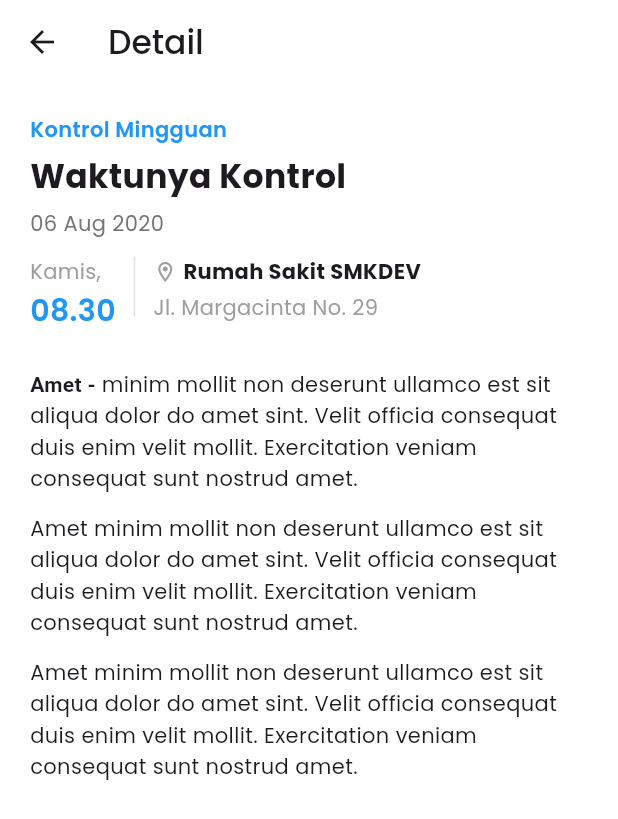
After one commit to zyrridian/hospital-app, a Flutter app: the NotificationDetailPage screen opened directly, on a phone screen of 412 x 824 dp. The commit adds this screen. Shown: the top 819 px of the screen. Run offline on Flutter 3.47's test engine with Material 3 defaults, Android fonts, the phone set to English and light mode, and no system bars; our stand-ins replace animated_bottom_navigation_bar, carousel_slider; network calls fail.

Commit message:
feat: add notification detail page

```diff
--- a/lib/profile/components/notification_section.dart
+++ b/lib/profile/components/notification_section.dart
@@ -1,4 +1,5 @@
 import 'package:flutter/material.dart';
+import 'package:smkdev_hospital/profile/notification_detail_page.dart';
 
 class NotificationSection extends StatelessWidget {
   const NotificationSection({super.key});
@@ -110,7 +111,12 @@ class NotificationTile extends StatelessWidget {
       child: InkWell(
         borderRadius: BorderRadius.circular(12),
         onTap: () {
-          // TODO: handle tap
+          Navigator.push(
+            context,
+            MaterialPageRoute(
+              builder: (context) => const NotificationDetailPage(),
+            ),
+          );
         },
         child: Container(
           padding: const EdgeInsets.all(12),
--- /dev/null
+++ b/lib/profile/notification_detail_page.dart
@@ -0,0 +1,133 @@
+import 'package:flutter/material.dart';
+
+class NotificationDetailPage extends StatelessWidget {
+  const NotificationDetailPage({super.key});
+
+  @override
+  Widget build(BuildContext context) {
+    return Scaffold(
+      backgroundColor: Colors.white,
+      appBar: AppBar(
+        title: const Text(
+          'Detail',
+          style: TextStyle(fontWeight: FontWeight.w500),
+        ),
+        backgroundColor: Colors.white,
+      ),
+      body: Padding(
+        padding: const EdgeInsets.all(20),
+        child: ListView(
+          children: [
+            const Text(
+              'Kontrol Mingguan',
+              style: TextStyle(
+                color: Colors.blue,
+                fontWeight: FontWeight.w600,
+              ),
+            ),
+            const SizedBox(height: 6),
+            const Text(
+              'Waktunya Kontrol',
+              style: TextStyle(
+                fontWeight: FontWeight.bold,
+                fontSize: 22,
+              ),
+            ),
+            const SizedBox(height: 6),
+            Text(
+              '06 Aug 2020',
+              style: TextStyle(
+                color: Colors.grey.shade600,
+              ),
+            ),
+            const SizedBox(height: 12),
+            Row(
+              crossAxisAlignment: CrossAxisAlignment.start,
+              children: [
+                // Left side: Day & Time
+                const Column(
+                  crossAxisAlignment: CrossAxisAlignment.start,
+                  children: [
+                    Text(
+                      'Kamis,',
+                      style: TextStyle(color: Colors.grey),
+                    ),
+                    SizedBox(height: 2),
+                    Text(
+                      '08.30',
+                      style: TextStyle(
+                        color: Colors.blue,
+                        fontSize: 20,
+                        fontWeight: FontWeight.w600,
+                      ),
+                    ),
+                  ],
+                ),
+
+                const SizedBox(width: 12),
+
+                // Vertical divider
+                Container(
+                  width: 1,
+                  height: 40,
+                  color: Colors.grey.shade300,
+                ),
+
+                const SizedBox(width: 12),
+
+                // Right side: Location
+                const Column(
+                  crossAxisAlignment: CrossAxisAlignment.start,
+                  children: [
+                    Row(
+                      children: [
+                        Icon(Icons.location_on_outlined,
+                            size: 16, color: Colors.grey),
+                        SizedBox(width: 4),
+                        Text(
+                          'Rumah Sakit SMKDEV',
+                          style: TextStyle(fontWeight: FontWeight.bold),
+                        ),
+                      ],
+                    ),
+                    SizedBox(height: 4),
+                    Text(
+                      'Jl. Margacinta No. 29',
+                      style: TextStyle(color: Colors.grey),
+                    ),
+                  ],
+                ),
+              ],
+            ),
+            const SizedBox(height: 24),
+            const Text.rich(
+              TextSpan(
+                children: [
+                  TextSpan(
+                    text: 'Amet - ',
+                    style: TextStyle(fontWeight: FontWeight.bold),
+                  ),
+                  TextSpan(
+                    text:
+                        'minim mollit non deserunt ullamco est sit aliqua dolor do amet sint. Velit officia consequat duis enim velit mollit. Exercitation veniam consequat sunt nostrud amet.',
+                  ),
+                ],
+              ),
+              style: TextStyle(fontSize: 14, height: 1.5),
+            ),
+            const SizedBox(height: 12),
+            const Text(
+              'Amet minim mollit non deserunt ullamco est sit aliqua dolor do amet sint. Velit officia consequat duis enim velit mollit. Exercitation veniam consequat sunt nostrud amet.',
+              style: TextStyle(fontSize: 14, height: 1.5),
+            ),
+            const SizedBox(height: 12),
+            const Text(
+              'Amet minim mollit non deserunt ullamco est sit aliqua dolor do amet sint. Velit officia consequat duis enim velit mollit. Exercitation veniam consequat sunt nostrud amet.',
+              style: TextStyle(fontSize: 14, height: 1.5),
+            ),
+          ],
+        ),
+      ),
+    );
+  }
+}
```
